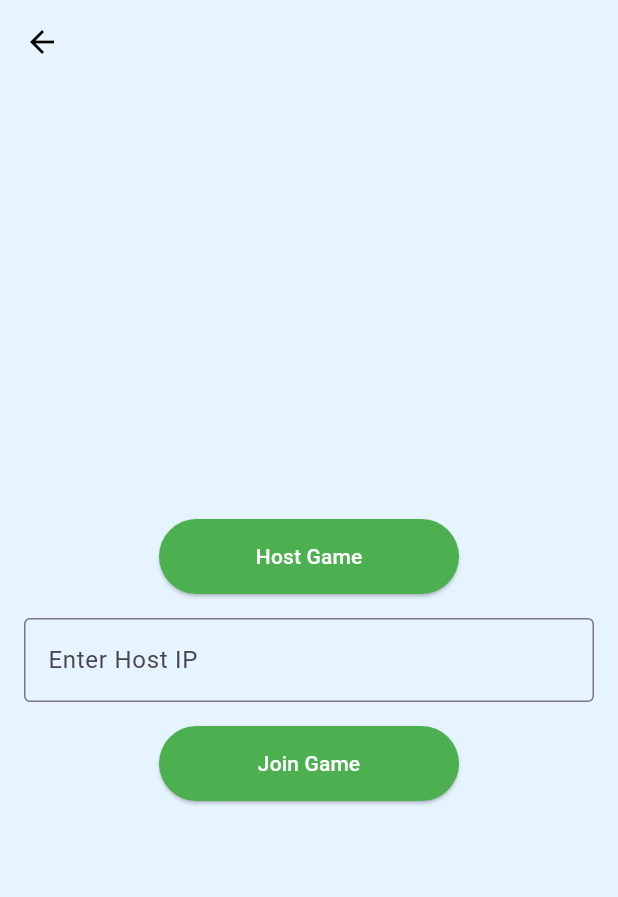
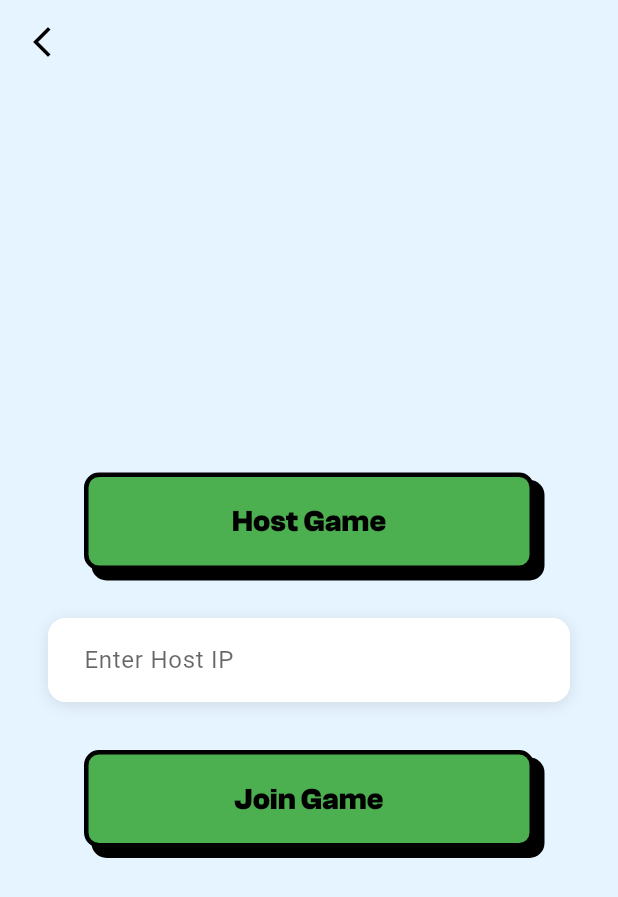
Before and after one commit to Dukeazeta/tictackoko, a Flutter app: the WifiConnectionScreen screen opened directly, on a phone screen of 412 x 824 dp. Shown: the top 897 px of the screen. Run offline on Flutter 3.47's test engine with Material 3 defaults, Android fonts, the phone set to English and light mode, and no system bars; our stand-ins replace flutter_riverpod, riverpod_annotation; generated files the repository leaves out were written again.

Commit message:
modified:   tictackoko/lib/screens/wifi_connection_screen.dart

```diff
--- a/tictackoko/lib/screens/wifi_connection_screen.dart
+++ b/tictackoko/lib/screens/wifi_connection_screen.dart
@@ -3,6 +3,7 @@ import 'package:flutter_riverpod/flutter_riverpod.dart';
 import '../providers/multiplayer_provider.dart';
 import '../utils/constants.dart';
 import 'wifi_game_screen.dart';
+import '../widgets/game_button.dart';
 
 class WifiConnectionScreen extends ConsumerWidget {
   const WifiConnectionScreen({super.key});
@@ -18,13 +19,13 @@ class WifiConnectionScreen extends ConsumerWidget {
         backgroundColor: Colors.transparent,
         elevation: 0,
         leading: IconButton(
-          icon: const Icon(Icons.arrow_back, color: Colors.black),
+          icon: const Icon(Icons.arrow_back_ios_new, color: Colors.black),
           onPressed: () => Navigator.pop(context),
         ),
       ),
       body: SafeArea(
         child: Padding(
-          padding: const EdgeInsets.all(16.0),
+          padding: const EdgeInsets.symmetric(horizontal: 32.0),
           child: Column(
             mainAxisAlignment: MainAxisAlignment.center,
             children: [
@@ -33,14 +34,15 @@ class WifiConnectionScreen extends ConsumerWidget {
                   padding: const EdgeInsets.only(bottom: 16),
                   child: Text(
                     state.errorMessage!,
-                    style: const TextStyle(color: Colors.red),
+                    style: const TextStyle(
+                      color: Colors.red,
+                      fontSize: 16,
+                      fontWeight: FontWeight.w500,
+                    ),
                   ),
                 ),
-              ElevatedButton(
-                style: ElevatedButton.styleFrom(
-                  backgroundColor: AppColors.primary,
-                  minimumSize: const Size(200, 50),
-                ),
+              GameButton(
+                text: 'Host Game',
                 onPressed: state.connectionState == GameConnectionState.disconnected
                     ? () {
                         ref.read(multiplayerProvider.notifier).hostGame();
@@ -52,23 +54,44 @@ class WifiConnectionScreen extends ConsumerWidget {
                         );
                       }
                     : null,
-                child: const Text('Host Game',
-                    style: TextStyle(color: Colors.white)),
               ),
-              const SizedBox(height: 16),
-              TextField(
-                controller: controller,
-                decoration: const InputDecoration(
-                  labelText: 'Enter Host IP',
-                  border: OutlineInputBorder(),
+              const SizedBox(height: 24),
+              Container(
+                decoration: BoxDecoration(
+                  color: AppColors.accent,
+                  borderRadius: BorderRadius.circular(12),
+                  boxShadow: [
+                    BoxShadow(
+                      color: Colors.black.withOpacity(0.1),
+                      blurRadius: 8,
+                      offset: const Offset(0, 2),
+                    ),
+                  ],
+                ),
+                child: TextField(
+                  controller: controller,
+                  decoration: InputDecoration(
+                    labelText: 'Enter Host IP',
+                    labelStyle: TextStyle(
+                      color: Colors.black.withOpacity(0.6),
+                      fontSize: 16,
+                    ),
+                    border: OutlineInputBorder(
+                      borderRadius: BorderRadius.circular(12),
+                      borderSide: BorderSide.none,
+                    ),
+                    filled: true,
+                    fillColor: AppColors.accent,
+                    contentPadding: const EdgeInsets.symmetric(
+                      horizontal: 20,
+                      vertical: 16,
+                    ),
+                  ),
                 ),
               ),
-              const SizedBox(height: 16),
-              ElevatedButton(
-                style: ElevatedButton.styleFrom(
-                  backgroundColor: AppColors.primary,
-                  minimumSize: const Size(200, 50),
-                ),
+              const SizedBox(height: 24),
+              GameButton(
+                text: 'Join Game',
                 onPressed: state.connectionState == GameConnectionState.disconnected
                     ? () {
                         if (controller.text.isNotEmpty) {
@@ -84,8 +107,6 @@ class WifiConnectionScreen extends ConsumerWidget {
                         }
                       }
                     : null,
-                child: const Text('Join Game',
-                    style: TextStyle(color: Colors.white)),
               ),
             ],
           ),
```
